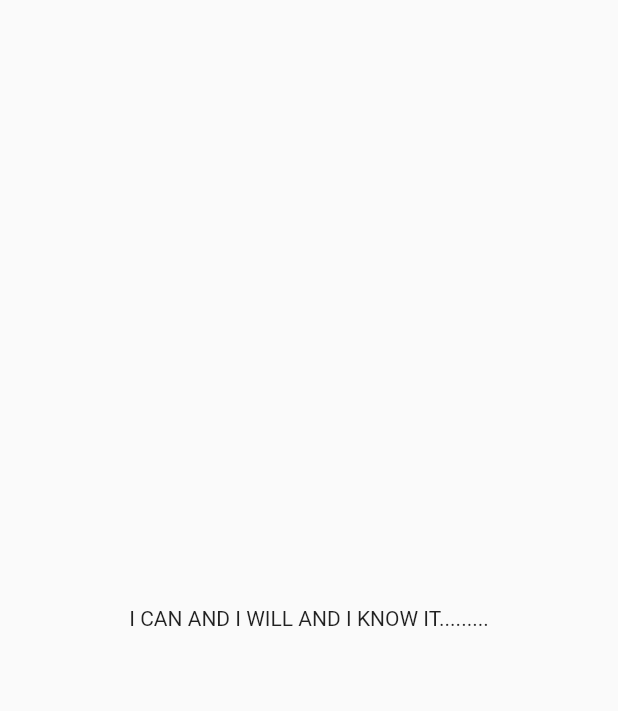
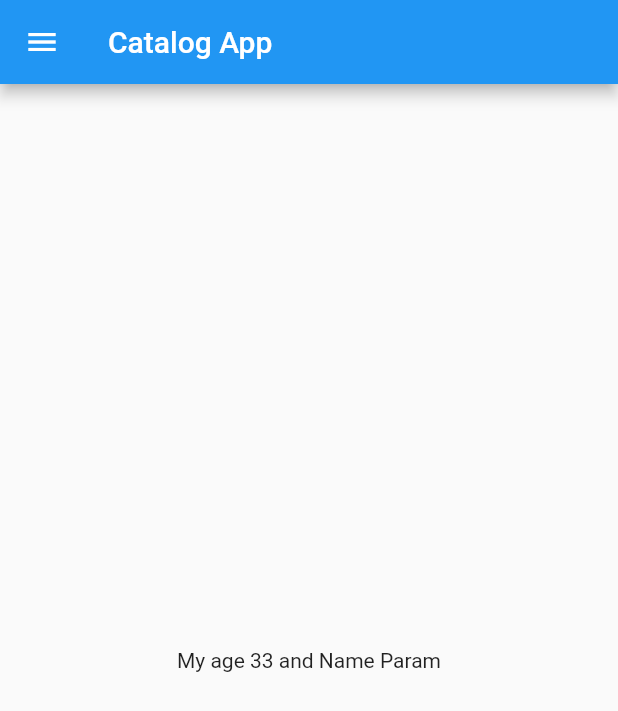
Before and after one commit to Param2050/flutter-catalog-app, a Flutter app: the screen it shows after launch, on a phone screen of 412 x 824 dp. Shown: the top 711 px of the screen. Run offline on Flutter 3.47's test engine with Material 2 defaults, Android fonts, the phone set to English and light mode, and no system bars.

Commit message:
Second commit

```diff
--- /dev/null
+++ b/lib/home_page.dart
@@ -0,0 +1,20 @@
+import 'package:flutter/material.dart';
+
+class HomePage extends StatelessWidget {
+  final int age = 33;
+  final String name = "Param";
+  @override
+  Widget build(BuildContext context) {
+    return Scaffold(
+      appBar: AppBar(
+        title: Text("Catalog App"),
+      ),
+      body: Center(
+        child: Container(
+          child: Text("My age $age and Name $name"),
+        ),
+      ),
+      drawer: Drawer(),
+    );
+  }
+}
--- a/lib/main.dart
+++ b/lib/main.dart
@@ -1,22 +1,15 @@
 import 'package:flutter/material.dart';
+import 'package:flutter_catalog/home_page.dart';
 
 void main() {
   runApp(MyApp());
 }
 
 class MyApp extends StatelessWidget {
-  const MyApp({Key? key}) : super(key: key);
-
   @override
   Widget build(BuildContext context) {
     return MaterialApp(
-      home: Material(
-        child: Center(
-          child: Container(
-            child: Text("I CAN AND I WILL AND I KNOW IT........."),
-          ),
-        ),
-      ),
+      home: HomePage(),
     );
   }
 }
```
